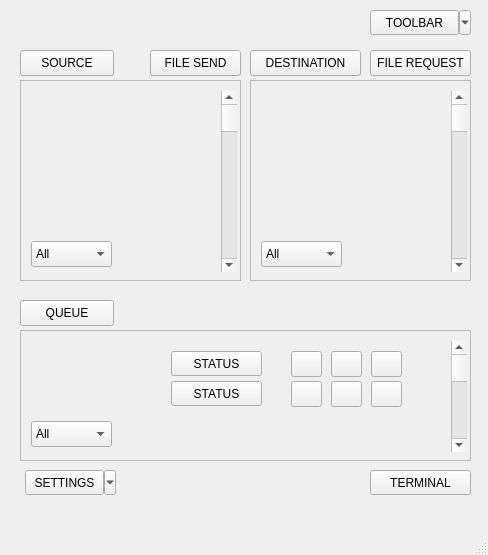
Old version of the form frontend/SpaceZilla_ver0/SpaceZilla_ver0.ui in the repository Cal-State-LA-Capstone/SpaceZilla-DTN-OVER-CFDP.
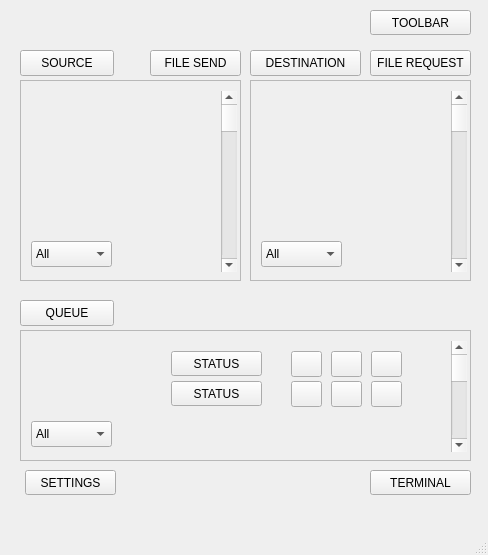
New version of the form. Icons and pictures are not drawn.

Commit message: Rename Qt UI object names for clarity and update spacezilla_main.py references

Patch:
```diff
--- a/frontend/SpaceZilla_ver0/SpaceZilla_ver0.ui
+++ b/frontend/SpaceZilla_ver0/SpaceZilla_ver0.ui
@@ -393,7 +393,7 @@
      <string>TOOLBAR</string>
     </property>
     <property name="popupMode">
-     <enum>QToolButton::ToolButtonPopupMode::MenuButtonPopup</enum>
+     <enum>QToolButton::DelayedPopup</enum>
     </property>
     <property name="arrowType">
      <enum>Qt::ArrowType::NoArrow</enum>
@@ -412,7 +412,7 @@
      <string>SETTINGS</string>
     </property>
     <property name="popupMode">
-     <enum>QToolButton::ToolButtonPopupMode::MenuButtonPopup</enum>
+     <enum>QToolButton::DelayedPopup</enum>
     </property>
    </widget>
    <widget class="QToolButton" name="TERMINAL">
```
Left out of the diff: 85 changed lines with no effect on the pictures. The commit also changes 2 other files.
